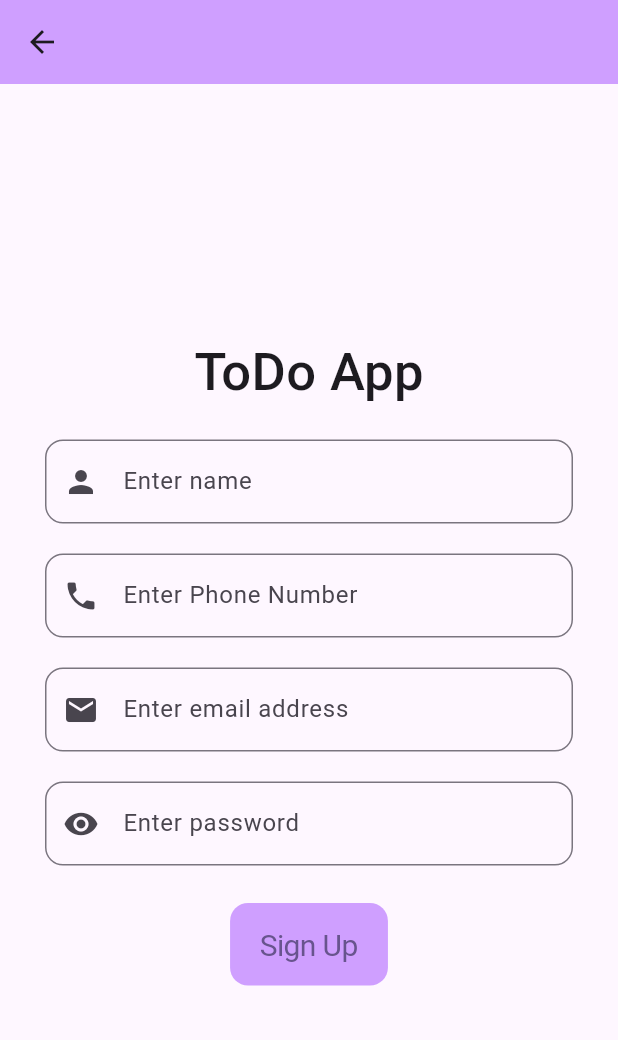
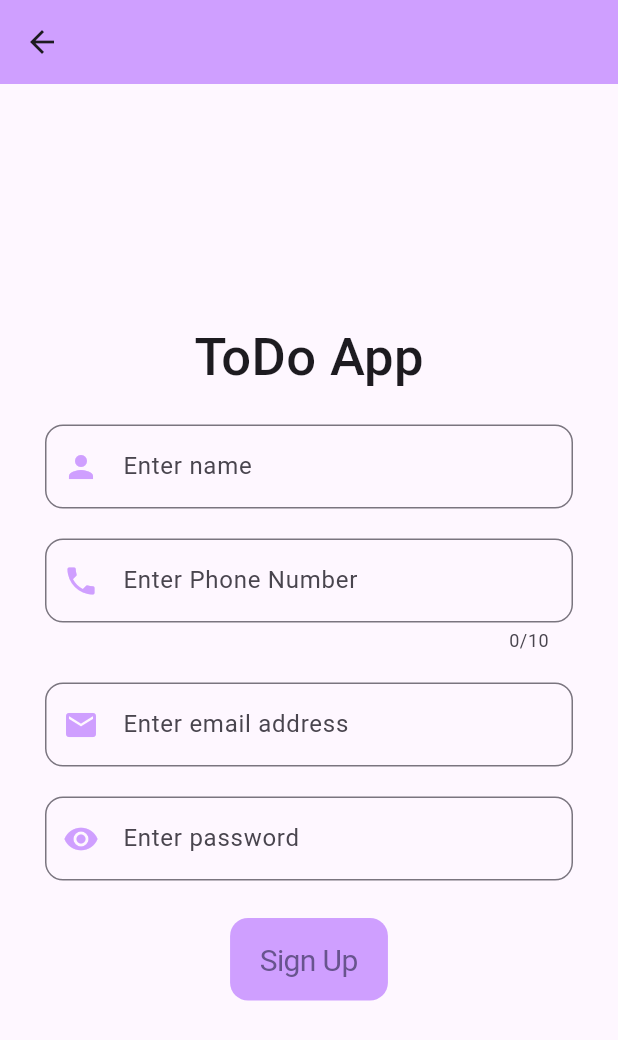
Before and after one commit to ShubhamSharma17/Todo_App, a Flutter app: the SignUpPage screen opened directly, on a phone screen of 412 x 824 dp. Shown: the top 1040 px of the screen. Run offline on Flutter 3.47's test engine with Material 3 defaults, Android fonts, the phone set to English and light mode, and no system bars; our stand-ins replace cloud_firestore, firebase_auth, firebase_core, flutter_local_notifications, font_awesome_flutter; accounts and stored records are empty.

Commit message:
fix some UI

```diff
--- a/lib/screens/Auth/signup.dart
+++ b/lib/screens/Auth/signup.dart
@@ -4,6 +4,7 @@ import 'package:cloud_firestore/cloud_firestore.dart';
 import 'package:firebase_auth/firebase_auth.dart';
 import 'package:flutter/cupertino.dart';
 import 'package:flutter/material.dart';
+import 'package:font_awesome_flutter/font_awesome_flutter.dart';
 import 'package:todo_app/helper/color.dart';
 import 'package:todo_app/helper/ui_helper.dart';
 import 'package:todo_app/models/user_model.dart';
@@ -21,6 +22,7 @@ class _SignUpPageState extends State<SignUpPage> {
   TextEditingController phoneController = TextEditingController();
   TextEditingController emailController = TextEditingController();
   TextEditingController passwordController = TextEditingController();
+  bool show = false;
 
   // method for checking values
   void checkValue() {
@@ -109,9 +111,12 @@ class _SignUpPageState extends State<SignUpPage> {
                   // for name
                   TextFormField(
                     controller: nameController,
-                    keyboardType: TextInputType.name,
+                    keyboardType: TextInputType.visiblePassword,
                     decoration: InputDecoration(
-                      prefixIcon: const Icon(Icons.person),
+                      prefixIcon: const Icon(
+                        Icons.person,
+                        color: purpleCF9FFF,
+                      ),
                       labelText: "Enter name",
                       hintText: "Enter your full name",
                       border: OutlineInputBorder(
@@ -124,13 +129,17 @@ class _SignUpPageState extends State<SignUpPage> {
                   TextFormField(
                     controller: phoneController,
                     keyboardType: TextInputType.phone,
+                    maxLength: 10,
                     decoration: InputDecoration(
                       labelText: "Enter Phone Number",
                       hintText: "Enter your Phone Number",
                       border: OutlineInputBorder(
                         borderRadius: BorderRadius.circular(12),
                       ),
-                      prefixIcon: const Icon(Icons.phone),
+                      prefixIcon: const Icon(
+                        Icons.phone,
+                        color: purpleCF9FFF,
+                      ),
                     ),
                   ),
                   verticalSpaceMedium,
@@ -144,7 +153,10 @@ class _SignUpPageState extends State<SignUpPage> {
                       border: OutlineInputBorder(
                         borderRadius: BorderRadius.circular(12),
                       ),
-                      prefixIcon: const Icon(Icons.email),
+                      prefixIcon: const Icon(
+                        Icons.email,
+                        color: purpleCF9FFF,
+                      ),
                     ),
                   ),
                   verticalSpaceMedium,
@@ -152,13 +164,34 @@ class _SignUpPageState extends State<SignUpPage> {
                   TextFormField(
                     controller: passwordController,
                     keyboardType: TextInputType.text,
+                    obscureText: show ? false : true,
                     decoration: InputDecoration(
                       labelText: "Enter password",
                       hintText: "Enter your password",
                       border: OutlineInputBorder(
                         borderRadius: BorderRadius.circular(12),
                       ),
-                      prefixIcon: const Icon(Icons.remove_red_eye),
+                      prefixIcon: IconButton(
+                        onPressed: () {
+                          setState(() {
+                            if (show) {
+                              show = false;
+                            } else {
+                              show = true;
+                            }
+                          });
+                        },
+                        icon: show
+                            ? const Icon(
+                                FontAwesomeIcons.solidEyeSlash,
+                                color: purpleCF9FFF,
+                                size: 18,
+                              )
+                            : const Icon(
+                                Icons.remove_red_eye_rounded,
+                                color: purpleCF9FFF,
+                              ),
+                      ),
                     ),
                   ),
                   verticalSpacesLarge,
--- a/lib/screens/todo_screen.dart
+++ b/lib/screens/todo_screen.dart
@@ -77,6 +77,7 @@ class _TODOScreenState extends State<TODOScreen> {
                 SizedBox(
                   width: MediaQuery.of(context).size.width,
                   child: TextField(
+                    keyboardType: TextInputType.visiblePassword,
                     controller: taskController,
                     decoration: InputDecoration(
                       labelText: 'Enter Notes',
@@ -93,6 +94,7 @@ class _TODOScreenState extends State<TODOScreen> {
                   width: MediaQuery.of(context).size.width,
                   child: TextField(
                     controller: descriptionController,
+                    keyboardType: TextInputType.visiblePassword,
                     decoration: InputDecoration(
                       labelText: 'Enter Description',
                       hintText: "Enter Your Descreption here...",
@@ -106,12 +108,11 @@ class _TODOScreenState extends State<TODOScreen> {
                 verticalSpacesLarge,
                 CupertinoButton(
                   padding: const EdgeInsets.symmetric(horizontal: 12),
-                  color: Colors.green,
+                  color: purpleCF9FFF,
                   child: const Text(
                     "Upload Task",
                     style: TextStyle(
                       color: black,
-                      fontWeight: FontWeight.w500,
                       fontSize: 21,
                     ),
                   ),
--- a/pubspec.yaml
+++ b/pubspec.yaml
@@ -40,6 +40,7 @@ dependencies:
   cloud_firestore: ^4.13.6
   flutter_local_notifications: ^16.2.0
   uuid: ^4.2.2
+  font_awesome_flutter: ^10.6.0
 
 dev_dependencies:
   flutter_test:
```
Also changed, not shown: lib/screens/Auth/login.dart (+35 -1 lines), lib/screens/check_todo_task.dart (added, +89 -0 lines), lib/screens/home.dart (+26 -9 lines), pubspec.lock.
